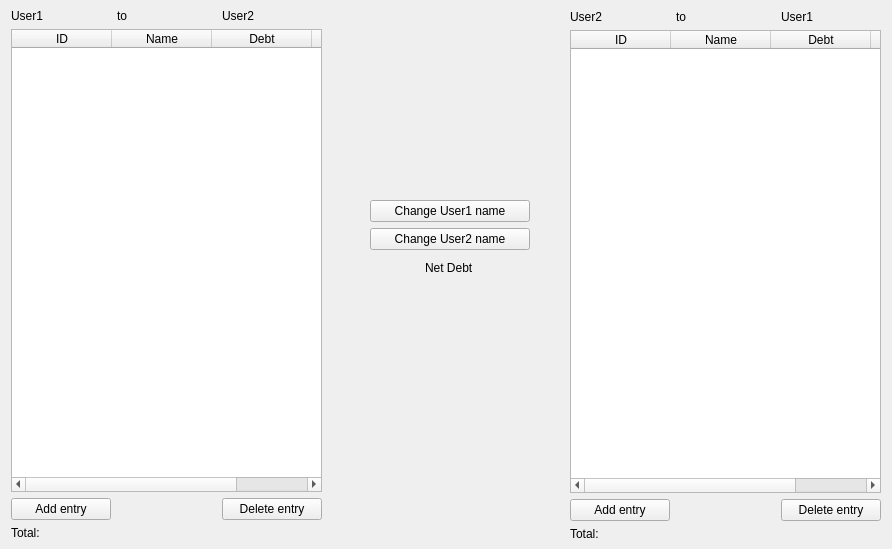
Old version of the form Resources/design.ui in the repository hilmiguner/Debt-Calculator.
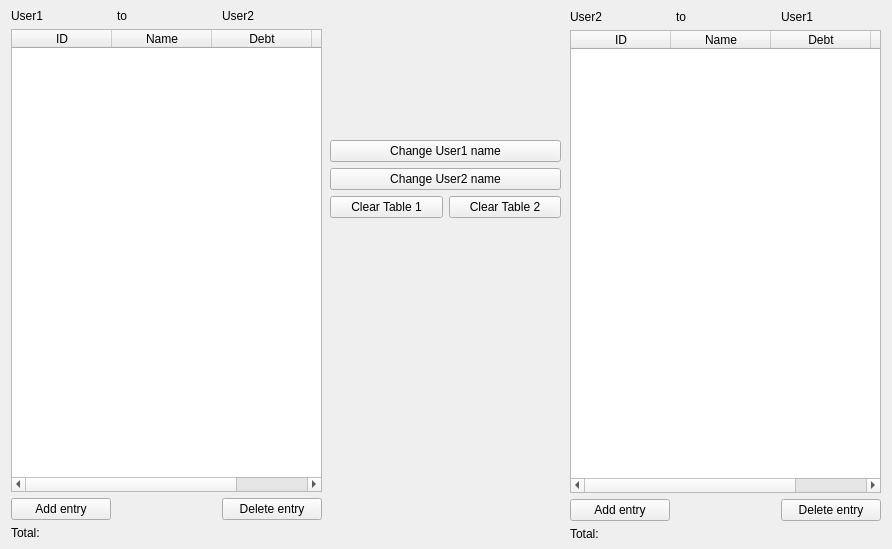
New version of the form.

Diff of the .ui file:
```diff
--- a/Resources/design.ui
+++ b/Resources/design.ui
@@ -203,34 +203,57 @@
    <widget class="QWidget" name="gridLayoutWidget_3">
     <property name="geometry">
      <rect>
-      <x>370</x>
-      <y>200</y>
-      <width>160</width>
-      <height>80</height>
+      <x>330</x>
+      <y>140</y>
+      <width>231</width>
+      <height>181</height>
      </rect>
     </property>
     <layout class="QGridLayout" name="gridLayout_4">
-     <item row="0" column="0">
+     <item row="0" column="0" colspan="2">
       <widget class="QPushButton" name="btnChangeUser1Name">
        <property name="text">
         <string>Change User1 name</string>
        </property>
       </widget>
      </item>
-     <item row="1" column="0">
+     <item row="2" column="0">
+      <widget class="QPushButton" name="btnClearTable1">
+       <property name="text">
+        <string>Clear Table 1</string>
+       </property>
+      </widget>
+     </item>
+     <item row="2" column="1">
+      <widget class="QPushButton" name="btnClearTable2">
+       <property name="text">
+        <string>Clear Table 2</string>
+       </property>
+      </widget>
+     </item>
+     <item row="3" column="0" colspan="2">
+      <widget class="QLabel" name="labelNetDebt">
+       <property name="sizePolicy">
+        <sizepolicy hsizetype="Preferred" vsizetype="Expanding">
+         <horstretch>0</horstretch>
+         <verstretch>0</verstretch>
+        </sizepolicy>
+       </property>
+       <property name="text">
+        <string/>
+       </property>
+       <property name="alignment">
+        <set>Qt::AlignHCenter|Qt::AlignTop</set>
+       </property>
+      </widget>
+     </item>
+     <item row="1" column="0" colspan="2">
       <widget class="QPushButton" name="btnChangeUser2Name">
        <property name="text">
         <string>Change User2 name</string>
        </property>
       </widget>
      </item>
-     <item row="2" column="0" alignment="Qt::AlignHCenter">
-      <widget class="QLabel" name="labelNetDebt">
-       <property name="text">
-        <string>Net Debt</string>
-       </property>
-      </widget>
-     </item>
     </layout>
    </widget>
   </widget>
```
